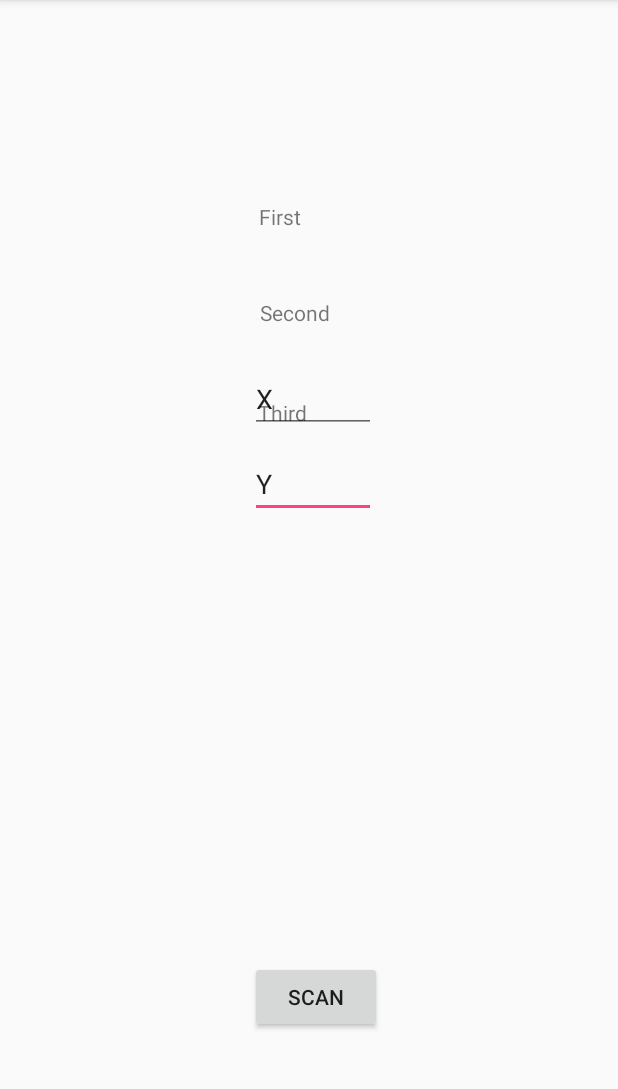
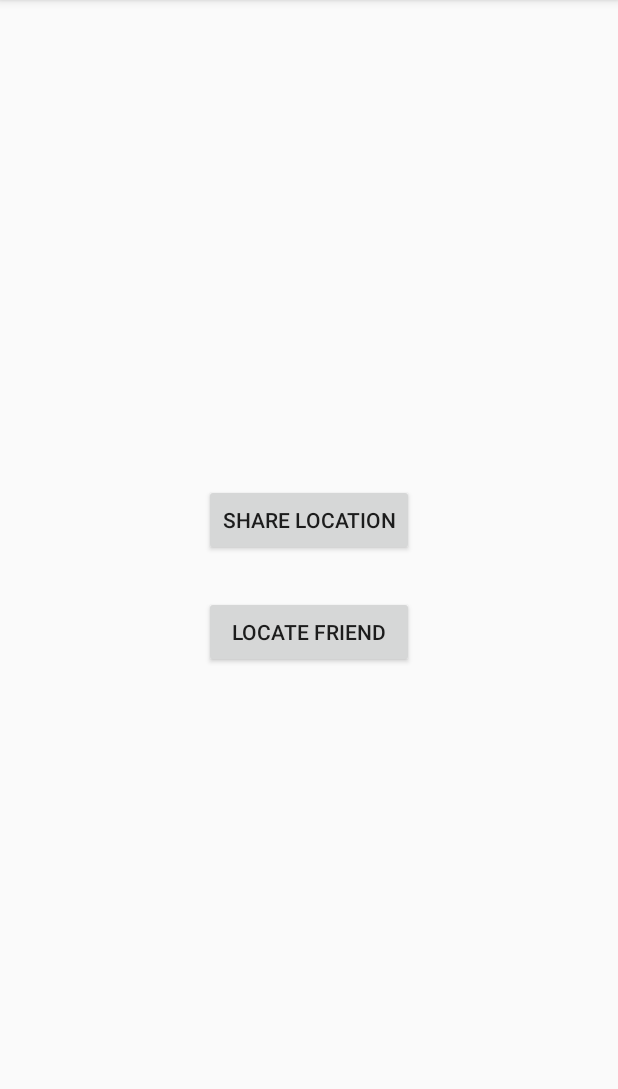
Before and after one commit to PrasannaNatarajan/Interrobang, an Android app: the screen it shows after launch (MainActivity before the commit, LandingPage after it), on a phone screen of 412 x 824 dp, the part 84-1173 px from its top. Run offline under Robolectric (Android 15) with nearby library versions, the light colour scheme and no system bars.

Commit message:
after initial sender receiver

```diff
--- /dev/null
+++ b/app/src/main/java/com/example/p_natarajan/wifipoc/LandingPage.java
@@ -0,0 +1,30 @@
+package com.example.p_natarajan.wifipoc;
+
+import android.content.Intent;
+import android.support.v7.app.AppCompatActivity;
+import android.os.Bundle;
+import android.view.View;
+import android.widget.Button;
+
+public class LandingPage extends AppCompatActivity {
+
+    Button share;
+    @Override
+    protected void onCreate(Bundle savedInstanceState) {
+        super.onCreate(savedInstanceState);
+        setContentView(R.layout.activity_landing_page);
+
+        share = (Button)findViewById(R.id.shareButton);
+
+        share.setOnClickListener(new View.OnClickListener() {
+            @Override
+            public void onClick(View view) {
+                Intent intent = new Intent(LandingPage.this,MainActivity.class);
+
+                startActivity(intent);
+            }
+        });
+
+
+    }
+}
--- /dev/null
+++ b/app/src/main/res/layout/activity_landing_page.xml
@@ -0,0 +1,32 @@
+<?xml version="1.0" encoding="utf-8"?>
+
+
+<RelativeLayout xmlns:android="http://schemas.android.com/apk/res/android"
+    xmlns:app="http://schemas.android.com/apk/res-auto"
+    xmlns:tools="http://schemas.android.com/tools"
+    android:layout_width="match_parent"
+    android:layout_height="match_parent"
+    tools:context="com.example.p_natarajan.wifipoc.LandingPage">
+
+
+    <LinearLayout
+        android:layout_width="wrap_content"
+        android:layout_height="wrap_content"
+        android:orientation="vertical"
+        android:layout_centerHorizontal="true"
+        android:layout_centerVertical="true">
+
+        <Button
+            android:id="@+id/shareButton"
+            android:layout_marginBottom="40px"
+            android:layout_width="match_parent"
+            android:layout_height="wrap_content"
+            android:text="SHARE LOCATION" />
+
+        <Button
+            android:id="@+id/locateFriend"
+            android:layout_width="match_parent"
+            android:layout_height="wrap_content"
+            android:text="LOCATE FRIEND" />
+    </LinearLayout>
+</RelativeLayout>
```
Also changed, not shown: app/src/main/AndroidManifest.xml (+25 -5 lines), app/src/main/java/com/example/p_natarajan/wifipoc/MainActivity.java (+13 -2 lines), app/src/main/java/com/example/p_natarajan/wifipoc/ViewLocation.java (added, +28 -0 lines), app/src/main/res/layout/activity_view_location.xml (added, +9 -0 lines).
